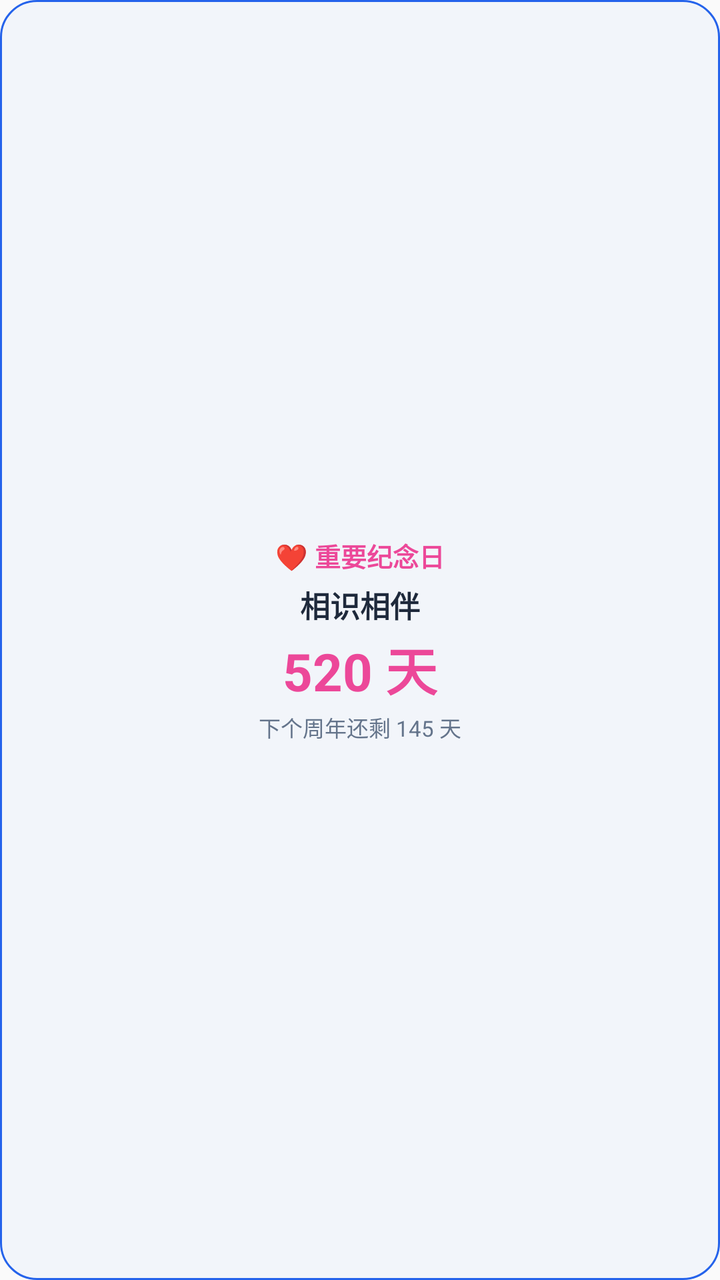
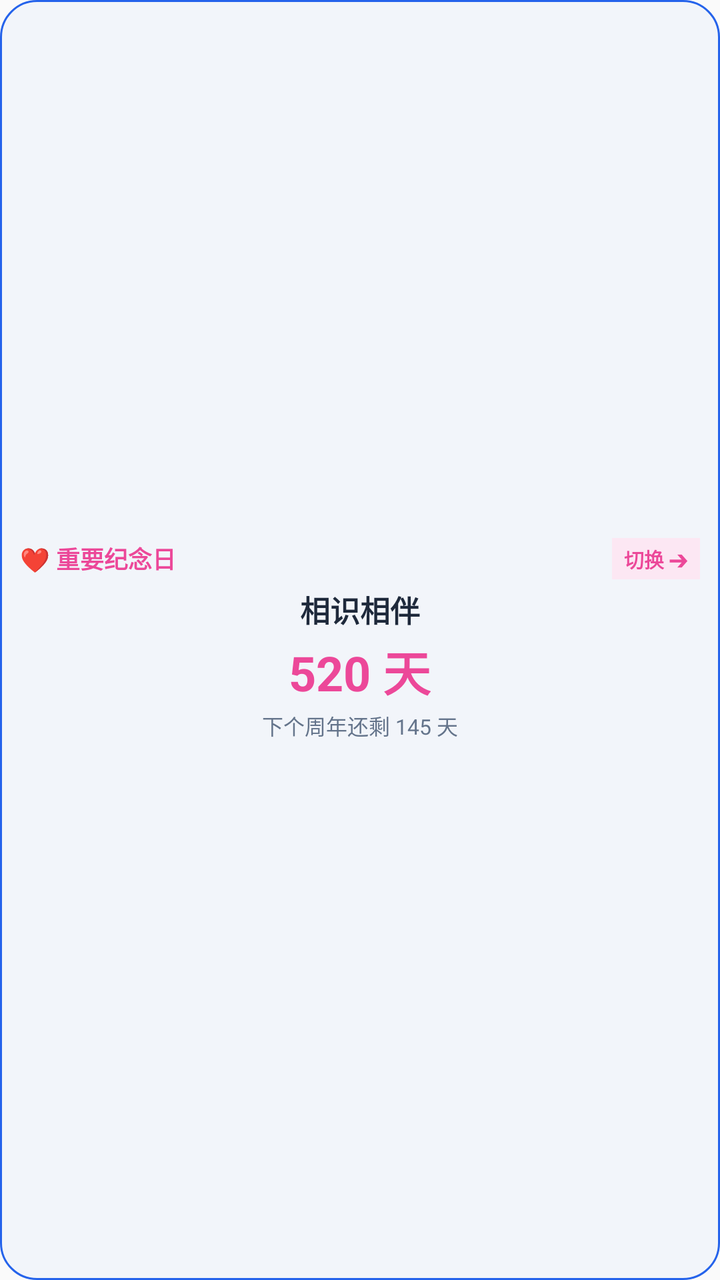

Screens rendered from an Android XML layout before and after an edit, with the pre-edit source and the edit as a unified diff.
<!-- AndroidManifest.xml: application theme Theme.DateCalculator -->
<!-- res/layout/widget_anniversary.xml -->
<?xml version="1.0" encoding="utf-8"?>
<LinearLayout xmlns:android="http://schemas.android.com/apk/res/android"
    android:layout_width="match_parent"
    android:layout_height="match_parent"
    android:orientation="vertical"
    android:background="@drawable/widget_bg_rounded"
    android:padding="12dp"
    android:gravity="center">

    <TextView
        android:id="@+id/widget_anniversary_title"
        android:layout_width="wrap_content"
        android:layout_height="wrap_content"
        android:text="❤️ 重要纪念日"
        android:textSize="13sp"
        android:textStyle="bold"
        android:textColor="#EC4899" />

    <TextView
        android:id="@+id/widget_anniversary_name"
        android:layout_width="wrap_content"
        android:layout_height="wrap_content"
        android:text="相识相伴"
        android:textSize="15sp"
        android:textStyle="bold"
        android:textColor="#1E293B"
        android:layout_marginTop="4dp" />

    <TextView
        android:id="@+id/widget_anniversary_days"
        android:layout_width="wrap_content"
        android:layout_height="wrap_content"
        android:text="520 天"
        android:textSize="26sp"
        android:textStyle="bold"
        android:textColor="#EC4899"
        android:layout_marginTop="2dp" />

    <TextView
        android:id="@+id/widget_anniversary_sub"
        android:layout_width="wrap_content"
        android:layout_height="wrap_content"
        android:text="下个周年还剩 145 天"
        android:textSize="11sp"
        android:textColor="#64748B"
        android:layout_marginTop="2dp" />
</LinearLayout>
<!-- resources referenced by this layout -->
<resources>
  <!-- drawable widget_bg_rounded (drawable) -->
  <?xml version="1.0" encoding="utf-8"?>
  <shape xmlns:android="http://schemas.android.com/apk/res/android">
      <solid android:color="#F2F5FA" />
      <corners android:radius="18dp" />
      <stroke android:width="1dp" android:color="#2563EB" />
  </shape>
  <style name="Theme.DateCalculator" parent="android:Theme.Material.Light.NoActionBar" />
</resources>

<!-- the commit's change to res/layout/widget_anniversary.xml (unified diff, before → after) -->
@@ -4,17 +4,37 @@
     android:layout_height="match_parent"
     android:orientation="vertical"
     android:background="@drawable/widget_bg_rounded"
-    android:padding="12dp"
+    android:padding="10dp"
     android:gravity="center">
 
-    <TextView
-        android:id="@+id/widget_anniversary_title"
-        android:layout_width="wrap_content"
+    <LinearLayout
+        android:layout_width="match_parent"
         android:layout_height="wrap_content"
-        android:text="❤️ 重要纪念日"
-        android:textSize="13sp"
-        android:textStyle="bold"
-        android:textColor="#EC4899" />
+        android:orientation="horizontal"
+        android:gravity="center_vertical">
+
+        <TextView
+            android:id="@+id/widget_anniversary_title"
+            android:layout_width="0dp"
+            android:layout_height="wrap_content"
+            android:layout_weight="1"
+            android:text="❤️ 重要纪念日"
+            android:textSize="12sp"
+            android:textStyle="bold"
+            android:textColor="#EC4899" />
+
+        <TextView
+            android:id="@+id/btn_next_anniversary"
+            android:layout_width="wrap_content"
+            android:layout_height="wrap_content"
+            android:text="切换 ➔"
+            android:textSize="10sp"
+            android:textStyle="bold"
+            android:textColor="#EC4899"
+            android:background="#FCE7F3"
+            android:paddingHorizontal="6dp"
+            android:paddingVertical="3dp" />
+    </LinearLayout>
 
     <TextView
         android:id="@+id/widget_anniversary_name"
@@ -31,7 +51,7 @@
         android:layout_width="wrap_content"
         android:layout_height="wrap_content"
         android:text="520 天"
-        android:textSize="26sp"
+        android:textSize="24sp"
         android:textStyle="bold"
         android:textColor="#EC4899"
         android:layout_marginTop="2dp" />
@@ -41,7 +61,7 @@
         android:layout_width="wrap_content"
         android:layout_height="wrap_content"
         android:text="下个周年还剩 145 天"
-        android:textSize="11sp"
+        android:textSize="10.5sp"
         android:textColor="#64748B"
         android:layout_marginTop="2dp" />
 </LinearLayout>
